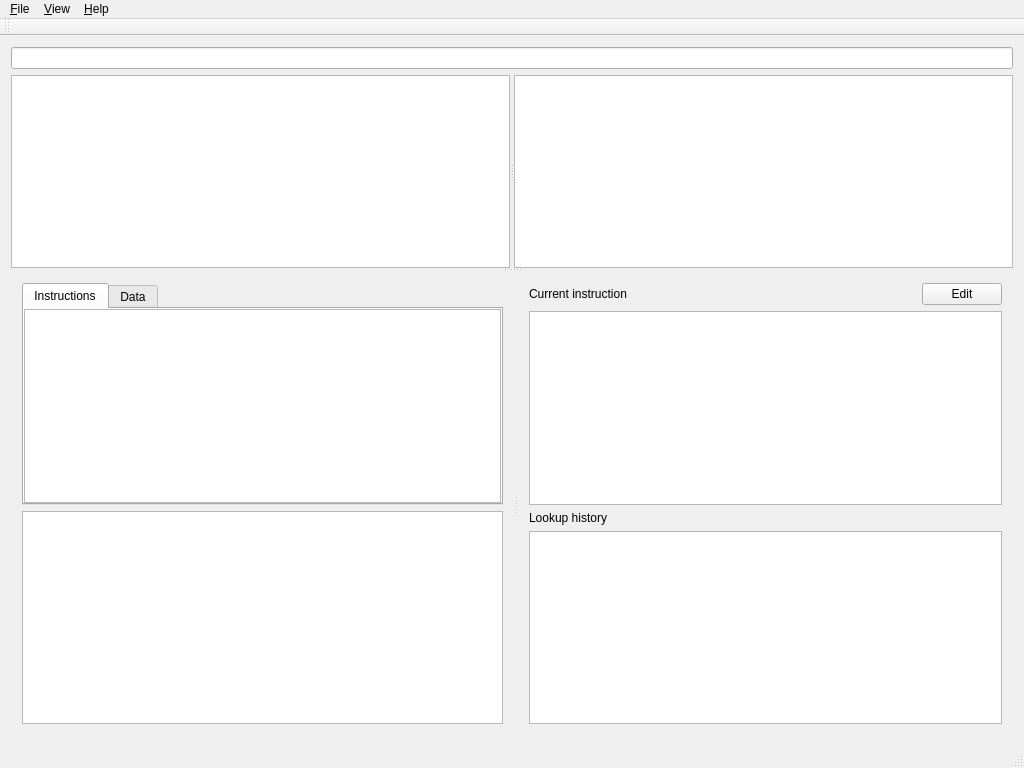
The window that src/qt/emilpro/mainwindow.ui (SimonKagstrom/emilpro) describes before a commit, drawn with Qt 5.
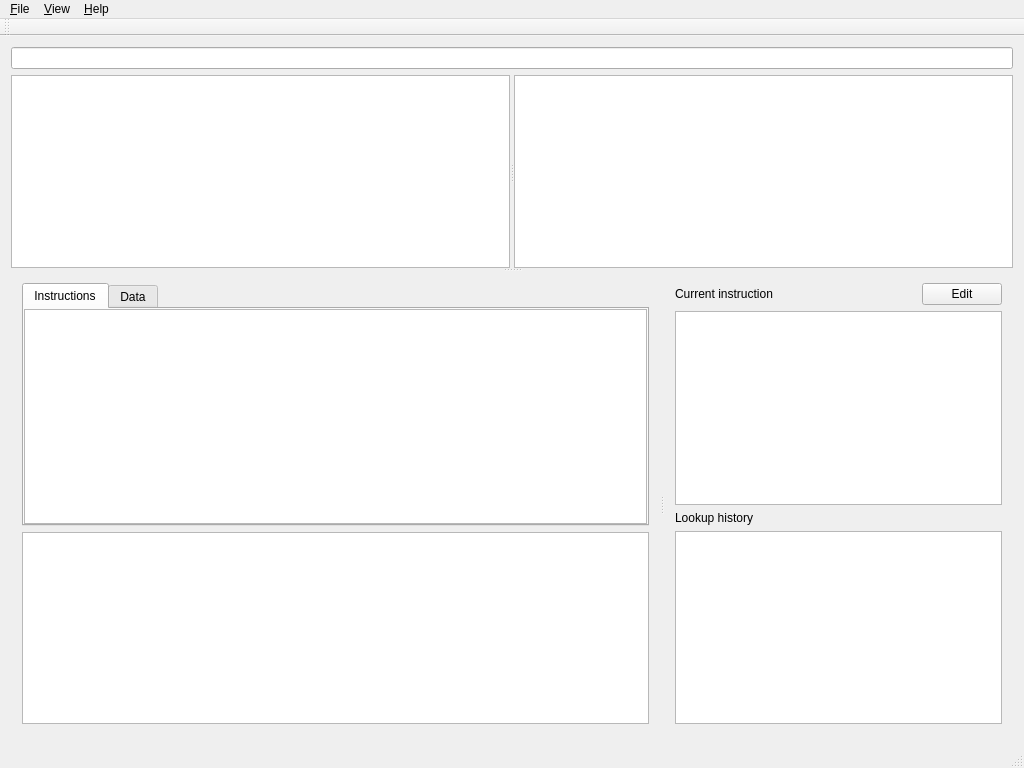
The same window after the commit.

Commit message: qt gui: Adjust sizes a bit

What changed in the file:
```diff
--- a/src/qt/emilpro/mainwindow.ui
+++ b/src/qt/emilpro/mainwindow.ui
@@ -15,7 +15,7 @@
   </property>
   <widget class="QWidget" name="centralWidget">
    <layout class="QGridLayout" name="gridLayout">
-    <item row="0" column="0">
+    <item row="1" column="0">
      <layout class="QVBoxLayout" name="verticalLayout_6">
       <item>
        <widget class="QLineEdit" name="lineEdit"/>
@@ -92,6 +92,12 @@
                </property>
                <item row="0" column="0">
                 <widget class="QTableView" name="instructionTableView">
+                 <property name="minimumSize">
+                  <size>
+                   <width>492</width>
+                   <height>0</height>
+                  </size>
+                 </property>
                  <property name="font">
                   <font>
                    <family>Monospace</family>
@@ -145,6 +151,12 @@
             <layout class="QVBoxLayout" name="verticalLayout_25">
              <item>
               <widget class="QTextEdit" name="sourceTextEdit">
+               <property name="sizePolicy">
+                <sizepolicy hsizetype="Expanding" vsizetype="Preferred">
+                 <horstretch>0</horstretch>
+                 <verstretch>0</verstretch>
+                </sizepolicy>
+               </property>
                <property name="font">
                 <font>
                  <family>Monospace</family>
```
Left out of the diff: 12 changed lines with no effect on the pictures.
